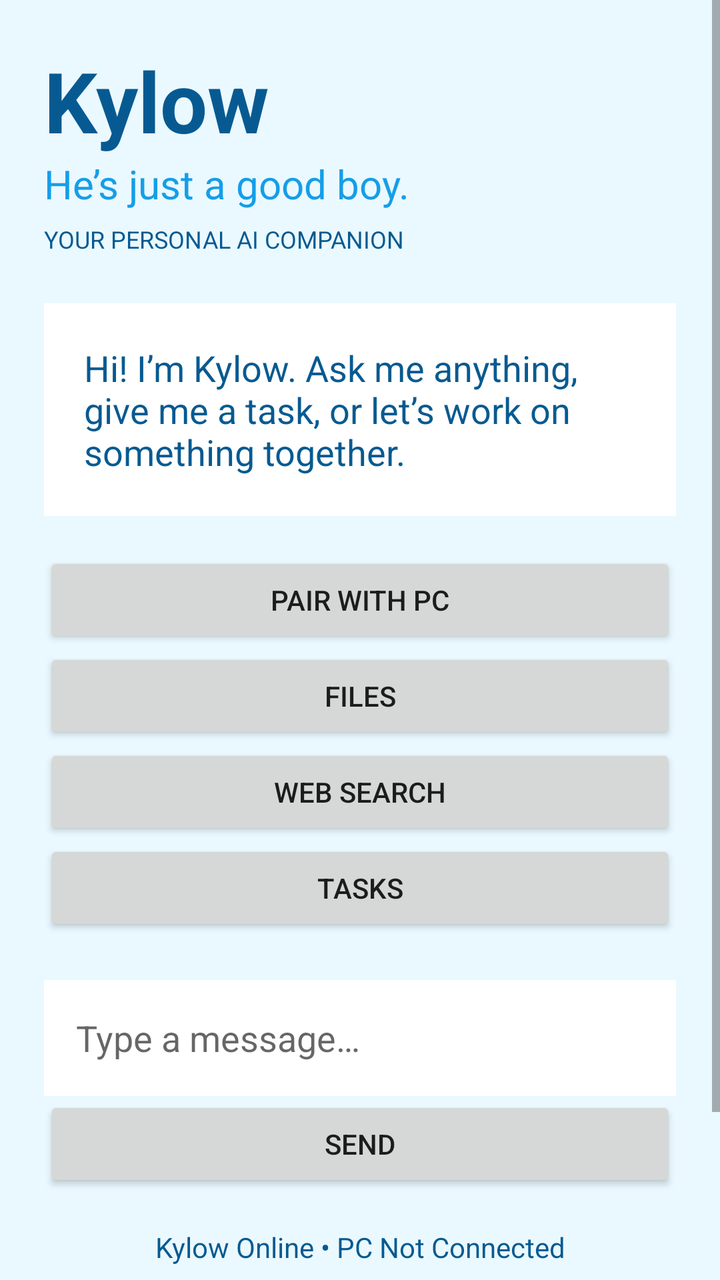
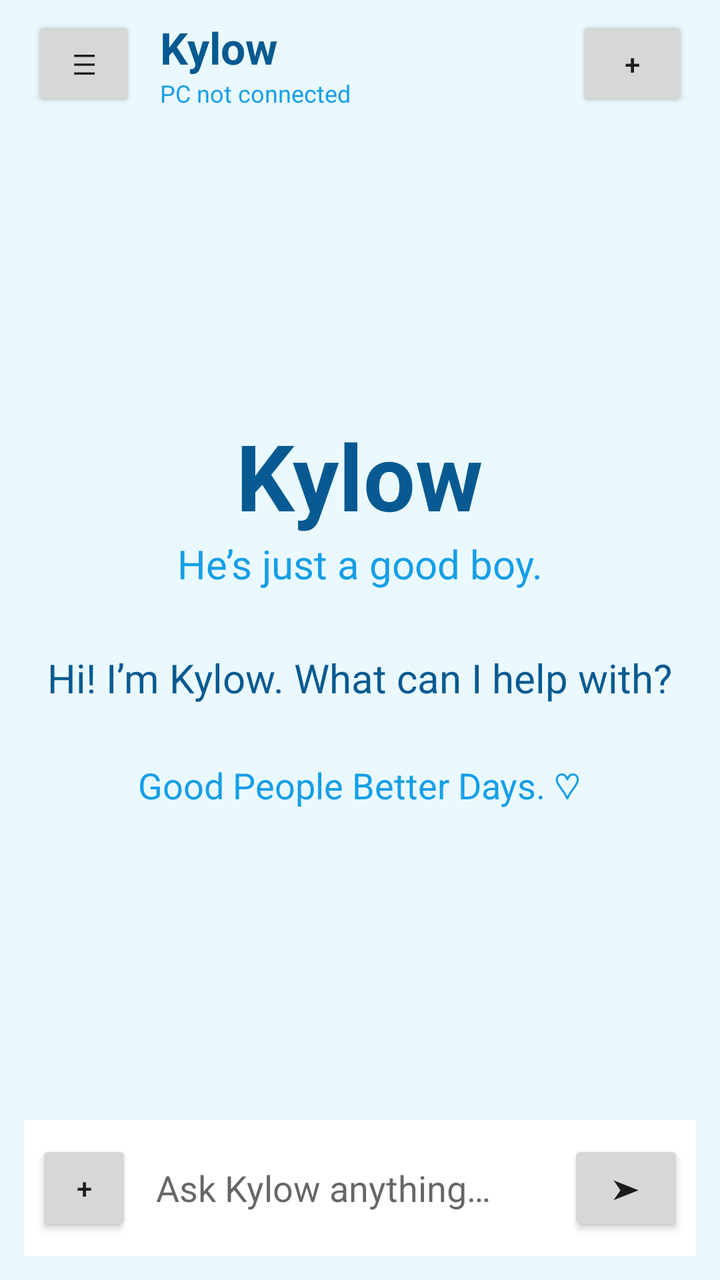

Compare the two renders of this Android layout. The source of the first and the diff that turns it into the second are given below.
<!-- AndroidManifest.xml: application theme Theme.Kylow -->
<!-- res/layout/activity_main.xml -->
<ScrollView xmlns:android="http://schemas.android.com/apk/res/android" android:layout_width="match_parent" android:layout_height="match_parent" android:background="@color/kylow_soft"><LinearLayout android:layout_width="match_parent" android:layout_height="wrap_content" android:orientation="vertical" android:padding="22dp"><TextView android:layout_width="wrap_content" android:layout_height="wrap_content" android:text="Kylow" android:textSize="42sp" android:textStyle="bold" android:textColor="@color/kylow_ink"/><TextView android:layout_width="wrap_content" android:layout_height="wrap_content" android:text="He’s just a good boy." android:textSize="20sp" android:textColor="@color/kylow_blue"/><TextView android:layout_width="wrap_content" android:layout_height="wrap_content" android:text="YOUR PERSONAL AI COMPANION" android:textSize="12sp" android:textColor="@color/kylow_ink" android:layout_marginTop="6dp" android:layout_marginBottom="24dp"/><TextView android:id="@+id/responseText" android:layout_width="match_parent" android:layout_height="wrap_content" android:background="@color/kylow_white" android:padding="20dp" android:text="Hi! I’m Kylow. Ask me anything, give me a task, or let’s work on something together." android:textSize="18sp" android:textColor="@color/kylow_ink"/><Button android:id="@+id/pairButton" android:layout_width="match_parent" android:layout_height="wrap_content" android:text="Pair with PC" android:layout_marginTop="18dp"/><Button android:id="@+id/filesButton" android:layout_width="match_parent" android:layout_height="wrap_content" android:text="Files"/><Button android:id="@+id/webButton" android:layout_width="match_parent" android:layout_height="wrap_content" android:text="Web Search"/><Button android:id="@+id/tasksButton" android:layout_width="match_parent" android:layout_height="wrap_content" android:text="Tasks"/><EditText android:id="@+id/messageInput" android:layout_width="match_parent" android:layout_height="wrap_content" android:hint="Type a message…" android:minHeight="58dp" android:background="@color/kylow_white" android:padding="16dp" android:layout_marginTop="22dp"/><Button android:id="@+id/sendButton" android:layout_width="match_parent" android:layout_height="wrap_content" android:text="Send"/><TextView android:id="@+id/status" android:layout_width="match_parent" android:layout_height="wrap_content" android:text="Kylow Online • PC Not Connected" android:textColor="@color/kylow_ink" android:gravity="center" android:padding="18dp"/><TextView android:layout_width="match_parent" android:layout_height="wrap_content" android:text="Good People Better Days. ♡" android:textSize="20sp" android:textColor="@color/kylow_blue" android:gravity="center" android:padding="18dp"/></LinearLayout></ScrollView>
<!-- resources referenced by this layout -->
<resources>
  <color name="kylow_blue">#159EE8</color>
  <color name="kylow_ink">#075A91</color>
  <color name="kylow_soft">#EAF9FF</color>
  <color name="kylow_white">#FFFFFF</color>
  <style name="Theme.Kylow" parent="Theme.AppCompat.DayNight.NoActionBar" />
</resources>

<!-- the commit's change to res/layout/activity_main.xml (unified diff, before → after) -->
@@ -1 +1,4 @@
-<ScrollView xmlns:android="http://schemas.android.com/apk/res/android" android:layout_width="match_parent" android:layout_height="match_parent" android:background="@color/kylow_soft"><LinearLayout android:layout_width="match_parent" android:layout_height="wrap_content" android:orientation="vertical" android:padding="22dp"><TextView android:layout_width="wrap_content" android:layout_height="wrap_content" android:text="Kylow" android:textSize="42sp" android:textStyle="bold" android:textColor="@color/kylow_ink"/><TextView android:layout_width="wrap_content" android:layout_height="wrap_content" android:text="He’s just a good boy." android:textSize="20sp" android:textColor="@color/kylow_blue"/><TextView android:layout_width="wrap_content" android:layout_height="wrap_content" android:text="YOUR PERSONAL AI COMPANION" android:textSize="12sp" android:textColor="@color/kylow_ink" android:layout_marginTop="6dp" android:layout_marginBottom="24dp"/><TextView android:id="@+id/responseText" android:layout_width="match_parent" android:layout_height="wrap_content" android:background="@color/kylow_white" android:padding="20dp" android:text="Hi! I’m Kylow. Ask me anything, give me a task, or let’s work on something together." android:textSize="18sp" android:textColor="@color/kylow_ink"/><Button android:id="@+id/pairButton" android:layout_width="match_parent" android:layout_height="wrap_content" android:text="Pair with PC" android:layout_marginTop="18dp"/><Button android:id="@+id/filesButton" android:layout_width="match_parent" android:layout_height="wrap_content" android:text="Files"/><Button android:id="@+id/webButton" android:layout_width="match_parent" android:layout_height="wrap_content" android:text="Web Search"/><Button android:id="@+id/tasksButton" android:layout_width="match_parent" android:layout_height="wrap_content" android:text="Tasks"/><EditText android:id="@+id/messageInput" android:layout_width="match_parent" android:layout_height="wrap_content" android:hint="Type a message…" android:minHeight="58dp" android:background="@color/kylow_white" android:padding="16dp" android:layout_marginTop="22dp"/><Button android:id="@+id/sendButton" android:layout_width="match_parent" android:layout_height="wrap_content" android:text="Send"/><TextView android:id="@+id/status" android:layout_width="match_parent" android:layout_height="wrap_content" android:text="Kylow Online • PC Not Connected" android:textColor="@color/kylow_ink" android:gravity="center" android:padding="18dp"/><TextView android:layout_width="match_parent" android:layout_height="wrap_content" android:text="Good People Better Days. ♡" android:textSize="20sp" android:textColor="@color/kylow_blue" android:gravity="center" android:padding="18dp"/></LinearLayout></ScrollView>
+<LinearLayout xmlns:android="http://schemas.android.com/apk/res/android" android:layout_width="match_parent" android:layout_height="match_parent" android:orientation="vertical" android:background="@color/kylow_soft">
+<LinearLayout android:layout_width="match_parent" android:layout_height="64dp" android:gravity="center_vertical" android:paddingHorizontal="16dp"><Button android:id="@+id/menuButton" android:layout_width="52dp" android:layout_height="48dp" android:text="☰"/><LinearLayout android:layout_width="0dp" android:layout_height="wrap_content" android:layout_weight="1" android:orientation="vertical" android:paddingStart="12dp"><TextView android:layout_width="wrap_content" android:layout_height="wrap_content" android:text="Kylow" android:textSize="22sp" android:textStyle="bold" android:textColor="@color/kylow_ink"/><TextView android:id="@+id/status" android:layout_width="wrap_content" android:layout_height="wrap_content" android:text="PC not connected" android:textSize="12sp" android:textColor="@color/kylow_blue"/></LinearLayout><Button android:id="@+id/newChatButton" android:layout_width="56dp" android:layout_height="48dp" android:text="+"/></LinearLayout>
+<FrameLayout android:layout_width="match_parent" android:layout_height="0dp" android:layout_weight="1" android:padding="18dp"><LinearLayout android:id="@+id/welcomePanel" android:layout_width="match_parent" android:layout_height="match_parent" android:gravity="center" android:orientation="vertical"><TextView android:layout_width="wrap_content" android:layout_height="wrap_content" android:text="Kylow" android:textSize="46sp" android:textStyle="bold" android:textColor="@color/kylow_ink"/><TextView android:layout_width="wrap_content" android:layout_height="wrap_content" android:text="He’s just a good boy." android:textSize="20sp" android:textColor="@color/kylow_blue"/><TextView android:layout_width="wrap_content" android:layout_height="wrap_content" android:text="Hi! I’m Kylow. What can I help with?" android:textSize="20sp" android:textColor="@color/kylow_ink" android:layout_marginTop="30dp"/><TextView android:layout_width="wrap_content" android:layout_height="wrap_content" android:text="Good People Better Days. ♡" android:textSize="18sp" android:textColor="@color/kylow_blue" android:layout_marginTop="28dp"/></LinearLayout><TextView android:id="@+id/responseText" android:layout_width="match_parent" android:layout_height="wrap_content" android:textColor="@color/kylow_ink" android:textSize="17sp" android:visibility="gone"/></FrameLayout>
+<LinearLayout android:layout_width="match_parent" android:layout_height="wrap_content" android:orientation="vertical" android:padding="12dp"><LinearLayout android:id="@+id/toolBar" android:layout_width="match_parent" android:layout_height="wrap_content" android:visibility="gone" android:orientation="horizontal"><Button android:id="@+id/filesButton" android:layout_width="0dp" android:layout_height="48dp" android:layout_weight="1" android:text="Files"/><Button android:id="@+id/webButton" android:layout_width="0dp" android:layout_height="48dp" android:layout_weight="1" android:text="Web"/><Button android:id="@+id/tasksButton" android:layout_width="0dp" android:layout_height="48dp" android:layout_weight="1" android:text="Tasks"/><Button android:id="@+id/pairButton" android:layout_width="0dp" android:layout_height="48dp" android:layout_weight="1" android:text="PC"/></LinearLayout><LinearLayout android:layout_width="match_parent" android:layout_height="wrap_content" android:gravity="center_vertical" android:background="@color/kylow_white" android:padding="6dp"><Button android:id="@+id/toolsButton" android:layout_width="48dp" android:layout_height="48dp" android:text="+"/><EditText android:id="@+id/messageInput" android:layout_width="0dp" android:layout_height="56dp" android:layout_weight="1" android:hint="Ask Kylow anything…" android:background="@android:color/transparent" android:paddingHorizontal="12dp"/><Button android:id="@+id/sendButton" android:layout_width="58dp" android:layout_height="48dp" android:text="➤"/></LinearLayout></LinearLayout></LinearLayout>
